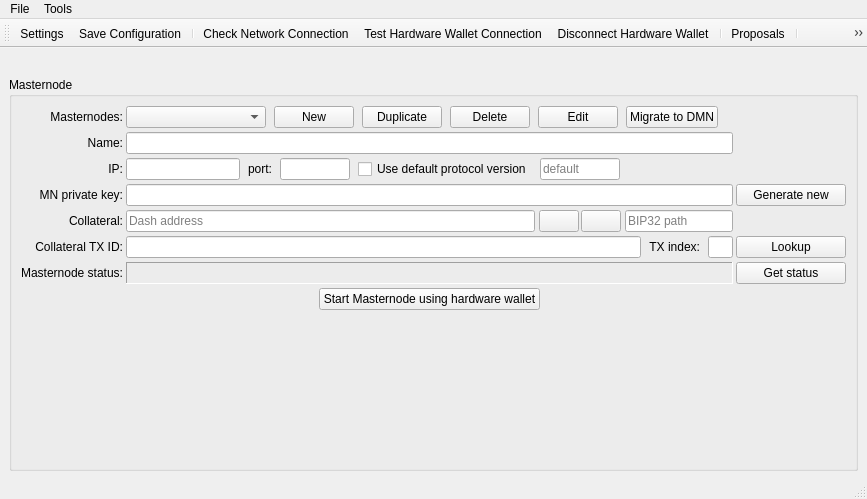
The window that src/ui/ui_main_dlg.ui (Bertrand256/dash-masternode-tool) describes before a commit, drawn with Qt 5.
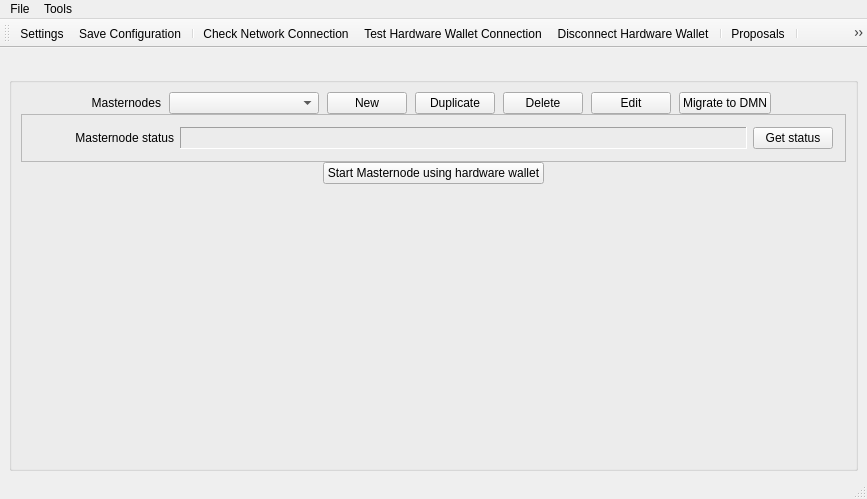
The same window after the commit.

Commit message: Differentiate between non-deterministic and deterministic masternodes when editing configuration. Verify against deterministic mn type when checking masternode status.

Diff of the .ui file:
```diff
--- a/src/ui/ui_main_dlg.ui
+++ b/src/ui/ui_main_dlg.ui
@@ -20,7 +20,7 @@
    <string>MainWindow</string>
   </property>
   <widget class="QWidget" name="centralwidget">
-   <layout class="QVBoxLayout" name="verticalLayout">
+   <layout class="QVBoxLayout" name="verticalLayout" stretch="0,1">
     <property name="bottomMargin">
      <number>6</number>
     </property>
@@ -68,19 +68,14 @@
        </sizepolicy>
       </property>
       <property name="title">
-       <string>Masternode</string>
+       <string/>
       </property>
-      <layout class="QHBoxLayout" name="horizontalLayout">
+      <layout class="QVBoxLayout" name="verticalLayout_2">
+       <property name="spacing">
+        <number>0</number>
+       </property>
        <item>
-        <layout class="QGridLayout" name="gridLayout_2">
-         <property name="horizontalSpacing">
-          <number>3</number>
-         </property>
-         <property name="verticalSpacing">
-          <number>4</number>
-         </property>
-         <item row="0" column="1">
-          <layout class="QHBoxLayout" name="horizontalLayout_4" stretch="3,0,0,0,0,0,0">
+        <layout class="QHBoxLayout" name="layMasternodesControl" stretch="0,3,0,0,0,0,0,0">
            <property name="spacing">
             <number>8</number>
            </property>
@@ -96,6 +91,28 @@
            <property name="bottomMargin">
             <number>0</number>
            </property>
+         <item>
+          <widget class="QLabel" name="label_5">
+           <property name="minimumSize">
+            <size>
+             <width>140</width>
+             <height>0</height>
+            </size>
+           </property>
+           <property name="maximumSize">
+            <size>
+             <width>140</width>
+             <height>16777215</height>
+            </size>
+           </property>
+           <property name="text">
+            <string>Masternodes</string>
+           </property>
+           <property name="alignment">
+            <set>Qt::AlignRight|Qt::AlignTrailing|Qt::AlignVCenter</set>
+           </property>
+          </widget>
+         </item>
            <item>
             <widget class="QComboBox" name="cboMasternodes">
              <property name="sizePolicy">
@@ -222,495 +239,78 @@
            </item>
           </layout>
          </item>
-         <item row="2" column="1">
-          <layout class="QHBoxLayout" name="horizontalLayout_3">
-           <property name="spacing">
-            <number>8</number>
-           </property>
            <item>
-            <widget class="QLineEdit" name="edtMnIp">
-             <property name="sizePolicy">
-              <sizepolicy hsizetype="Expanding" vsizetype="Maximum">
-               <horstretch>0</horstretch>
-               <verstretch>0</verstretch>
-              </sizepolicy>
-             </property>
-             <property name="minimumSize">
-              <size>
-               <width>0</width>
-               <height>0</height>
-              </size>
-             </property>
-             <property name="maximumSize">
-              <size>
-               <width>150</width>
-               <height>16777215</height>
-              </size>
-             </property>
-             <property name="toolTip">
-              <string>The Masternode's IP address for incoming communication with other nodes</string>
-             </property>
-            </widget>
-           </item>
-           <item>
-            <widget class="QLabel" name="label_11">
-             <property name="text">
-              <string>port:</string>
-             </property>
-            </widget>
-           </item>
-           <item>
-            <widget class="QLineEdit" name="edtMnPort">
-             <property name="sizePolicy">
-              <sizepolicy hsizetype="Fixed" vsizetype="Maximum">
-               <horstretch>0</horstretch>
-               <verstretch>0</verstretch>
-              </sizepolicy>
-             </property>
-             <property name="minimumSize">
-              <size>
-               <width>0</width>
-               <height>0</height>
-              </size>
-             </property>
-             <property name="maximumSize">
-              <size>
-               <width>70</width>
-               <height>16777215</height>
-              </size>
-             </property>
-             <property name="toolTip">
-              <string>The Masternode's TCP port number for incoming communication with other nodes</string>
-             </property>
-            </widget>
-           </item>
-           <item>
-            <widget class="QCheckBox" name="chbUseDefaultProtocolVersion">
-             <property name="toolTip">
-              <string>Use the default protocol version when starting masternode</string>
-             </property>
-             <property name="text">
-              <string>Use default protocol version</string>
-             </property>
-            </widget>
-           </item>
-           <item>
-            <widget class="QLineEdit" name="edtMnProtocolVersion">
-             <property name="maximumSize">
-              <size>
-               <width>80</width>
-               <height>16777215</height>
-              </size>
-             </property>
-             <property name="toolTip">
-              <string>The protocol version number to be sent at masternode start time</string>
-             </property>
-             <property name="statusTip">
-              <string/>
-             </property>
-             <property name="inputMask">
-              <string/>
-             </property>
-             <property name="placeholderText">
-              <string>default</string>
-             </property>
-            </widget>
-           </item>
-           <item>
-            <spacer name="horizontalSpacer_2">
-             <property name="orientation">
-              <enum>Qt::Horizontal</enum>
-             </property>
-             <property name="sizeHint" stdset="0">
-              <size>
-               <width>40</width>
-               <height>20</height>
-              </size>
-             </property>
-            </spacer>
-           </item>
-          </layout>
-         </item>
-         <item row="5" column="1">
-          <layout class="QHBoxLayout" name="horizontalLayout_7">
+        <widget class="QFrame" name="frmMasternodeDetails">
+         <property name="frameShape">
+          <enum>QFrame::StyledPanel</enum>
+         </property>
+         <property name="frameShadow">
+          <enum>QFrame::Plain</enum>
+         </property>
+         <layout class="QVBoxLayout" name="verticalLayout_3">
            <property name="spacing">
-            <number>8</number>
-           </property>
-           <item>
-            <widget class="QLineEdit" name="edtMnCollateralTx">
-             <property name="sizePolicy">
-              <sizepolicy hsizetype="Expanding" vsizetype="Maximum">
-               <horstretch>0</horstretch>
-               <verstretch>0</verstretch>
-              </sizepolicy>
-             </property>
-             <property name="minimumSize">
-              <size>
-               <width>300</width>
-               <height>0</height>
-              </size>
-             </property>
-             <property name="maximumSize">
-              <size>
-               <width>16777215</width>
-               <height>16777215</height>
-              </size>
-             </property>
-             <property name="toolTip">
-              <string>The collateral transaction hash from the 1000 Dash deposit</string>
-             </property>
-             <property name="text">
-              <string/>
-             </property>
-            </widget>
-           </item>
-           <item>
-            <widget class="QLabel" name="label_7">
-             <property name="text">
-              <string>TX index:</string>
-             </property>
-             <property name="alignment">
-              <set>Qt::AlignRight|Qt::AlignTrailing|Qt::AlignVCenter</set>
-             </property>
-            </widget>
-           </item>
-           <item>
-            <widget class="QLineEdit" name="edtMnCollateralTxIndex">
-             <property name="maximumSize">
-              <size>
-               <width>25</width>
-               <height>16777215</height>
-              </size>
-             </property>
-             <property name="toolTip">
-              <string>The collateral transaction's (unspent) output index with the 1000 Dash deposit (usally 0)</string>
-             </property>
-            </widget>
-           </item>
-          </layout>
-         </item>
-         <item row="4" column="1">
-          <layout class="QHBoxLayout" name="layCollateral" stretch="1,0,0">
-           <property name="spacing">
-            <number>1</number>
-           </property>
-           <property name="topMargin">
-            <number>0</number>
-           </property>
-           <property name="bottomMargin">
-            <number>0</number>
-           </property>
-           <item>
-            <widget class="QLineEdit" name="edtMnCollateralAddress">
-             <property name="sizePolicy">
-              <sizepolicy hsizetype="Expanding" vsizetype="Fixed">
-               <horstretch>0</horstretch>
-               <verstretch>0</verstretch>
-              </sizepolicy>
-             </property>
-             <property name="minimumSize">
-              <size>
-               <width>0</width>
-               <height>0</height>
-              </size>
-             </property>
-             <property name="maximumSize">
-              <size>
-               <width>16777215</width>
-               <height>16777215</height>
-              </size>
-             </property>
-             <property name="toolTip">
-              <string>Dash address of the masternode 1000 Dash collateral</string>
-             </property>
-             <property name="readOnly">
-              <bool>false</bool>
-             </property>
-             <property name="placeholderText">
-              <string>Dash address</string>
-             </property>
-            </widget>
-           </item>
-           <item>
-            <layout class="QHBoxLayout" name="horizontalLayout_2" stretch="0,0">
-             <property name="spacing">
-              <number>2</number>
-             </property>
-             <property name="sizeConstraint">
-              <enum>QLayout::SetDefaultConstraint</enum>
+           <number>-1</number>
              </property>
              <property name="leftMargin">
-              <number>3</number>
+           <number>12</number>
+          </property>
+          <property name="topMargin">
+           <number>12</number>
              </property>
              <property name="rightMargin">
-              <number>3</number>
-             </property>
-             <item>
-              <widget class="QPushButton" name="btnHwAddressToBip32">
-               <property name="sizePolicy">
-                <sizepolicy hsizetype="Preferred" vsizetype="Fixed">
-                 <horstretch>0</horstretch>
-                 <verstretch>0</verstretch>
-                </sizepolicy>
-               </property>
-               <property name="minimumSize">
-                <size>
-                 <width>30</width>
-                 <height>0</height>
-                </size>
-               </property>
-               <property name="maximumSize">
-                <size>
-                 <width>10000</width>
-                 <height>1000000</height>
-                </size>
-               </property>
-               <property name="toolTip">
-                <string>Convert Dash address to BIP32 path using hardware wallet</string>
-               </property>
-               <property name="text">
-                <string/>
-               </property>
-               <property name="iconSize">
-                <size>
-                 <width>16</width>
-                 <height>16</height>
-                </size>
-               </property>
-              </widget>
-             </item>
+           <number>12</number>
+          </property>
+          <property name="bottomMargin">
+           <number>12</number>
+          </property>
              <item>
-              <widget class="QPushButton" name="btnHwBip32ToAddress">
-               <property name="sizePolicy">
-                <sizepolicy hsizetype="Preferred" vsizetype="Preferred">
-                 <horstretch>0</horstretch>
-                 <verstretch>0</verstretch>
-                </sizepolicy>
-               </property>
+           <layout class="QHBoxLayout" name="horizontalLayout" stretch="0,1,0">
+            <item>
+             <widget class="QLabel" name="label">
                <property name="minimumSize">
                 <size>
-                 <width>30</width>
+                <width>140</width>
                  <height>0</height>
                 </size>
                </property>
                <property name="maximumSize">
                 <size>
-                 <width>10000000</width>
-                 <height>10000000</height>
-                </size>
-               </property>
-               <property name="toolTip">
-                <string>Convert BIP32 path to Dash address using hardware wallet</string>
-               </property>
-               <property name="text">
-                <string/>
-               </property>
-               <property name="iconSize">
-                <size>
-                 <width>16</width>
-                 <height>16</height>
-                </size>
-               </property>
-              </widget>
-             </item>
-            </layout>
-           </item>
-           <item alignment="Qt::AlignVCenter">
-            <widget class="QLineEdit" name="edtMnCollateralBip32Path">
-             <property name="sizePolicy">
-              <sizepolicy hsizetype="Expanding" vsizetype="Fixed">
-               <horstretch>0</horstretch>
-               <verstretch>0</verstretch>
-              </sizepolicy>
-             </property>
-             <property name="minimumSize">
-              <size>
-               <width>0</width>
-               <height>0</height>
-              </size>
-             </property>
-             <property name="maximumSize">
-              <size>
-               <width>16777215</width>
+                <width>140</width>
                <height>16777215</height>
               </size>
              </property>
-             <property name="toolTip">
-              <string>BIP32 path of the 1000 Dash collateral (e.g. 44'/5'/0'/0/0)</string>
-             </property>
-             <property name="placeholderText">
-              <string>BIP32 path</string>
-             </property>
-            </widget>
-           </item>
-          </layout>
-         </item>
-         <item row="4" column="0">
-          <widget class="QLabel" name="label_4">
            <property name="text">
-            <string>Collateral:</string>
+               <string>Masternode status</string>
            </property>
            <property name="alignment">
             <set>Qt::AlignRight|Qt::AlignTrailing|Qt::AlignVCenter</set>
            </property>
           </widget>
          </item>
-         <item row="3" column="0">
-          <widget class="QLabel" name="label_9">
-           <property name="text">
-            <string>MN private key:</string>
-           </property>
-           <property name="alignment">
-            <set>Qt::AlignRight|Qt::AlignTrailing|Qt::AlignVCenter</set>
-           </property>
-          </widget>
-         </item>
-         <item row="6" column="0">
-          <widget class="QLabel" name="label_8">
+            <item>
+             <widget class="QLabel" name="lblMnStatus">
+              <property name="frameShape">
+               <enum>QFrame::Panel</enum>
+              </property>
+              <property name="frameShadow">
+               <enum>QFrame::Sunken</enum>
+              </property>
            <property name="text">
-            <string>Masternode status:</string>
-           </property>
-           <property name="alignment">
-            <set>Qt::AlignRight|Qt::AlignTrailing|Qt::AlignVCenter</set>
+               <string/>
+              </property>
+              <property name="wordWrap">
+               <bool>true</bool>
            </property>
           </widget>
          </item>
-         <item row="1" column="0">
-          <widget class="QLabel" name="label_12">
-           <property name="text">
-            <string>Name:</string>
-           </property>
-           <property name="alignment">
-            <set>Qt::AlignRight|Qt::AlignTrailing|Qt::AlignVCenter</set>
-           </property>
-          </widget>
-         </item>
-         <item row="1" column="1">
-          <widget class="QLineEdit" name="edtMnName">
-           <property name="sizePolicy">
-            <sizepolicy hsizetype="Expanding" vsizetype="Maximum">
-             <horstretch>0</horstretch>
-             <verstretch>0</verstretch>
-            </sizepolicy>
-           </property>
-           <property name="minimumSize">
-            <size>
-             <width>0</width>
-             <height>0</height>
-            </size>
-           </property>
-           <property name="maximumSize">
-            <size>
-             <width>16777215</width>
-             <height>16777215</height>
-            </size>
-           </property>
-           <property name="toolTip">
-            <string>The Masternode's configuration name</string>
-           </property>
-          </widget>
-         </item>
-         <item row="5" column="0">
-          <widget class="QLabel" name="label_6">
-           <property name="text">
-            <string>Collateral TX ID:</string>
-           </property>
-           <property name="alignment">
-            <set>Qt::AlignRight|Qt::AlignTrailing|Qt::AlignVCenter</set>
-           </property>
-          </widget>
-         </item>
-         <item row="3" column="3">
-          <widget class="QPushButton" name="btnGenerateMNPrivateKey">
-           <property name="sizePolicy">
-            <sizepolicy hsizetype="Maximum" vsizetype="Fixed">
-             <horstretch>0</horstretch>
-             <verstretch>0</verstretch>
-            </sizepolicy>
-           </property>
-           <property name="minimumSize">
-            <size>
-             <width>110</width>
-             <height>0</height>
-            </size>
-           </property>
-           <property name="maximumSize">
-            <size>
-             <width>400</width>
-             <height>16777215</height>
-            </size>
-           </property>
-           <property name="toolTip">
-            <string>Generate a new private key</string>
-           </property>
-           <property name="text">
-            <string>Generate new</string>
-           </property>
-          </widget>
-         </item>
-         <item row="0" column="0">
-          <widget class="QLabel" name="label_5">
-           <property name="text">
-            <string>Masternodes:</string>
-           </property>
-           <property name="alignment">
-            <set>Qt::AlignRight|Qt::AlignTrailing|Qt::AlignVCenter</set>
-           </property>
-          </widget>
-         </item>
-         <item row="2" column="0">
-          <widget class="QLabel" name="label_10">
-           <property name="text">
-            <string>IP:</string>
-           </property>
-           <property name="alignment">
-            <set>Qt::AlignRight|Qt::AlignTrailing|Qt::AlignVCenter</set>
-           </property>
-          </widget>
-         </item>
-         <item row="7" column="0">
-          <spacer name="verticalSpacer">
-           <property name="orientation">
-            <enum>Qt::Vertical</enum>
-           </property>
-           <property name="sizeType">
-            <enum>QSizePolicy::Expanding</enum>
-           </property>
-           <property name="sizeHint" stdset="0">
-            <size>
-             <width>20</width>
-             <height>20</height>
-            </size>
-           </property>
-          </spacer>
-         </item>
-         <item row="3" column="1">
-          <widget class="QLineEdit" name="edtMnPrivateKey">
-           <property name="sizePolicy">
-            <sizepolicy hsizetype="Expanding" vsizetype="Maximum">
-             <horstretch>0</horstretch>
-             <verstretch>0</verstretch>
-            </sizepolicy>
-           </property>
-           <property name="minimumSize">
-            <size>
-             <width>0</width>
-             <height>0</height>
-            </size>
-           </property>
-           <property name="maximumSize">
-            <size>
-             <width>16777215</width>
-             <height>16777215</height>
-            </size>
-           </property>
-           <property name="toolTip">
-            <string>Masternode's private key. Use your own or click the button &lt;Generate new&gt; to create a new and random private key with the use of 'bitcoin' library</string>
-           </property>
-          </widget>
-         </item>
-         <item row="6" column="3">
+            <item>
           <widget class="QPushButton" name="btnRefreshMnStatus">
+              <property name="sizePolicy">
+               <sizepolicy hsizetype="Minimum" vsizetype="Fixed">
+                <horstretch>0</horstretch>
+                <verstretch>0</verstretch>
+               </sizepolicy>
+              </property>
            <property name="toolTip">
             <string>Get Masternode's status</string>
            </property>
@@ -719,26 +319,13 @@
            </property>
           </widget>
          </item>
-         <item row="7" column="1">
-          <layout class="QVBoxLayout" name="verticalLayout_3">
-           <item>
-            <layout class="QHBoxLayout" name="horizontalLayout_12" stretch="0,3,0">
-             <property name="spacing">
-              <number>2</number>
-             </property>
-             <item>
-              <spacer name="horizontalSpacer_5">
-               <property name="orientation">
-                <enum>Qt::Horizontal</enum>
-               </property>
-               <property name="sizeHint" stdset="0">
-                <size>
-                 <width>40</width>
-                 <height>20</height>
-                </size>
-               </property>
-              </spacer>
-             </item>
+           </layout>
+          </item>
+         </layout>
+        </widget>
+       </item>
+       <item>
+        <layout class="QHBoxLayout" name="horizontalLayout_2">
              <item>
               <widget class="QPushButton" name="btnBroadcastMn">
                <property name="sizePolicy">
@@ -770,23 +357,10 @@
                </property>
               </widget>
              </item>
-             <item>
-              <spacer name="horizontalSpacer_6">
-               <property name="orientation">
-                <enum>Qt::Horizontal</enum>
-               </property>
-               <property name="sizeHint" stdset="0">
-                <size>
-                 <width>40</width>
-                 <height>20</height>
-                </size>
-               </property>
-              </spacer>
-             </item>
             </layout>
            </item>
            <item>
-            <spacer name="verticalSpacer_2">
+        <spacer name="verticalSpacer">
              <property name="orientation">
               <enum>Qt::Vertical</enum>
              </property>
@@ -799,51 +373,6 @@
             </spacer>
            </item>
           </layout>
-         </item>
-         <item row="5" column="3">
-          <widget class="QPushButton" name="btnFindCollateral">
-           <property name="sizePolicy">
-            <sizepolicy hsizetype="Minimum" vsizetype="Fixed">
-             <horstretch>0</horstretch>
-             <verstretch>0</verstretch>
-            </sizepolicy>
-           </property>
-           <property name="minimumSize">
-            <size>
-             <width>0</width>
-             <height>0</height>
-            </size>
-           </property>
-           <property name="toolTip">
-            <string>Find collateral transaction</string>
-           </property>
-           <property name="text">
-            <string>Lookup</string>
-           </property>
-          </widget>
-         </item>
-         <item row="6" column="1">
-          <widget class="QLabel" name="lblMnStatus">
-           <property name="frameShape">
-            <enum>QFrame::Panel</enum>
-           </property>
-           <property name="frameShadow">
-            <enum>QFrame::Sunken</enum>
-           </property>
-           <property name="lineWidth">
-            <number>1</number>
-           </property>
-           <property name="text">
-            <string/>
-           </property>
-           <property name="wordWrap">
-            <bool>true</bool>
-           </property>
-          </widget>
-         </item>
-        </layout>
-       </item>
-      </layout>
      </widget>
     </item>
    </layout>
```
Left out of the diff: 16 changed lines with no effect on the pictures. Lines whose indentation alone changed are shown as unchanged. The commit also changes 6 other files.
